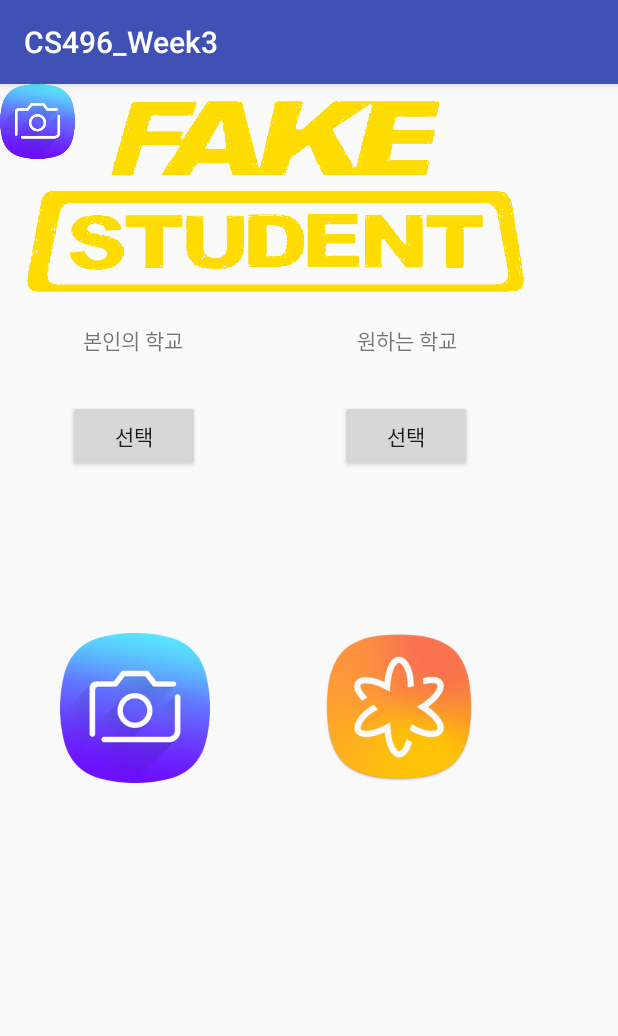
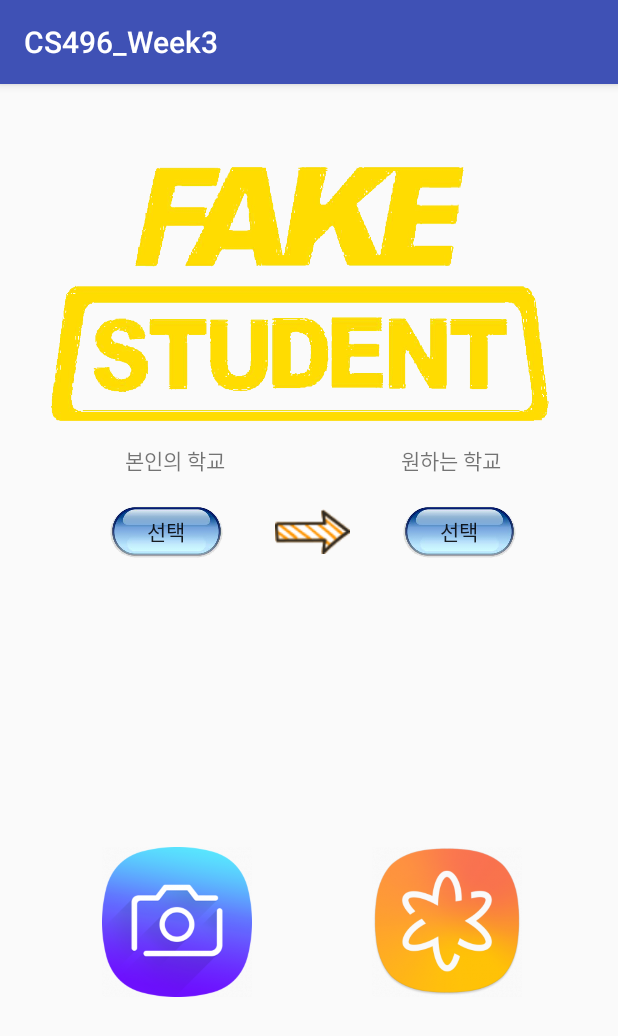
Before and after one commit to kreeos/CS496-week1, an Android app: the IDActivity screen opened directly, with no data from a screen before it, on a phone screen of 412 x 824 dp. Shown: the top 1036 px of the screen. Run offline under Robolectric (Android 15) with nearby library versions, the phone set to English and light mode, and no system bars; Roboto replaces fonts that are not available here.

Commit message:
final version control

```diff
--- a/app/src/main/java/com/example/q/cs496_week3/GalleryActivity.java
+++ b/app/src/main/java/com/example/q/cs496_week3/GalleryActivity.java
@@ -2,6 +2,7 @@ package com.example.q.cs496_week3;
 
 import android.app.Person;
 import android.content.Intent;
+import android.content.res.Resources;
 import android.graphics.Bitmap;
 import android.graphics.BitmapFactory;
 import android.graphics.Matrix;
@@ -15,6 +16,7 @@ import android.support.v4.content.FileProvider;
 import android.support.v7.app.AppCompatActivity;
 import android.os.Bundle;
 import android.util.Base64;
+import android.util.DisplayMetrics;
 import android.util.Log;
 import android.view.View;
 import android.widget.Button;
@@ -76,7 +78,7 @@ public class GalleryActivity extends AppCompatActivity {
                 Bitmap std_id_cropped = Bitmap.createScaledBitmap(cropped,2460,1560,true);
                 Bitmap std_pic = Bitmap.createBitmap(std_id_cropped, 1690,115,610,720);
                 Bitmap std_name = Bitmap.createBitmap(std_id_cropped,920,240,420,130);
-                Bitmap std_num = Bitmap.createBitmap(std_id_cropped,925,660,410,85);
+                Bitmap std_num = Bitmap.createBitmap(std_id_cropped,920,655,406,90);
 
                 Intent i = new Intent(getApplicationContext(), SwapActivity.class);
                 ByteArrayOutputStream bs = new ByteArrayOutputStream();
@@ -137,5 +139,4 @@ public class GalleryActivity extends AppCompatActivity {
 
 
 
-
 }
--- a/app/src/main/java/com/example/q/cs496_week3/IDActivity.java
+++ b/app/src/main/java/com/example/q/cs496_week3/IDActivity.java
@@ -5,6 +5,7 @@ import android.app.AlertDialog;
 import android.content.DialogInterface;
 import android.content.Intent;
 import android.content.pm.PackageManager;
+import android.content.res.Resources;
 import android.database.Cursor;
 import android.net.Uri;
 import android.os.Bundle;
@@ -12,20 +13,22 @@ import android.provider.MediaStore;
 import android.support.v4.app.ActivityCompat;
 import android.support.v4.content.ContextCompat;
 import android.support.v7.app.AppCompatActivity;
+import android.util.DisplayMetrics;
 import android.view.View;
 import android.widget.Button;
+import android.widget.ImageView;
 
 public class IDActivity extends AppCompatActivity{
     @Override
     protected void onCreate(Bundle savedInstanceState) {
         super.onCreate(savedInstanceState);
         setContentView(R.layout.activity_id);
-        Button bt_myschool = (Button) findViewById(R.id.bt_myschool);
-        Button bt_otherschool = (Button) findViewById(R.id.bt_otherschool);
+        final Button bt_myschool = (Button) findViewById(R.id.bt_myschool);
+        final Button bt_otherschool = (Button) findViewById(R.id.bt_otherschool);
         Button bt_camera = (Button) findViewById(R.id.bt_camera);
         Button bt_gallery = (Button) findViewById(R.id.bt_gallery);
-        Button bt_start_write = (Button) findViewById(R.id.bt_start_write);
-
+        ImageView idmain_logo = (ImageView) findViewById(R.id.idmain_logo);
+        idmain_logo.setMaxWidth((int) ScreenWidth());
 
         if (ContextCompat.checkSelfPermission(this, Manifest.permission.CAMERA) != PackageManager.PERMISSION_GRANTED) {
             ActivityCompat.requestPermissions(this, new String[] { Manifest.permission.CAMERA, Manifest.permission.WRITE_EXTERNAL_STORAGE }, 0);
@@ -53,6 +56,7 @@ public class IDActivity extends AppCompatActivity{
                             @Override
                             public void onClick(DialogInterface dialog, int which) {
                                 if(selectedIndex[0] == 0){
+                                    bt_myschool.setText(items[0]);
                                 }
                                 if(selectedIndex[0] == 1){
                                 }
@@ -96,6 +100,7 @@ public class IDActivity extends AppCompatActivity{
                             @Override
                             public void onClick(DialogInterface dialog, int which) {
                                 if(selectedIndex[0] == 0){
+                                    bt_otherschool.setText(items[0]);
                                 }
                                 if(selectedIndex[0] == 1){
                                 }
@@ -132,13 +137,6 @@ public class IDActivity extends AppCompatActivity{
             }
         });
 
-        bt_start_write.setOnClickListener(new View.OnClickListener() {
-            @Override
-            public void onClick(View view) {
-                Intent i = new Intent(getApplicationContext(), WriteActivity.class);
-                startActivity(i);
-            }
-        });
 
     }
 
@@ -172,4 +170,12 @@ public class IDActivity extends AppCompatActivity{
         }
 
     }
+
+    //function getting screen width
+    public float ScreenWidth(){
+        Resources resources = getApplicationContext().getResources();
+        DisplayMetrics dm = resources.getDisplayMetrics();
+        return dm.widthPixels;
+    }
+
 }
--- a/app/src/main/java/com/example/q/cs496_week3/SwapActivity.java
+++ b/app/src/main/java/com/example/q/cs496_week3/SwapActivity.java
@@ -72,7 +72,7 @@ public class SwapActivity extends AppCompatActivity{
 
 
 
-        Button bt_classify = findViewById(R.id.bt_classify);
+        final Button bt_classify = findViewById(R.id.bt_classify);
         bt_classify.setOnClickListener(new View.OnClickListener() {
             @Override
             public void onClick(View view) {
@@ -141,15 +141,14 @@ public class SwapActivity extends AppCompatActivity{
 
                 converted_id.setImageBitmap(mutableBitmap);
                 converted_id.setAlpha(255);
-
+                bt_classify.setEnabled(false);
             }
         });
 
         bt_back.setOnClickListener(new View.OnClickListener() {
             @Override
             public void onClick(View view) {
-                Intent i = new Intent(getApplicationContext(),MainActivity.class);
-                startActivity(i);
+                onBackPressed();
             }
         });
 
@@ -159,7 +158,7 @@ public class SwapActivity extends AppCompatActivity{
                 BitmapDrawable drawable = (BitmapDrawable) converted_id.getDrawable();
                 Bitmap bitmap = drawable.getBitmap();
                 MediaStore.Images.Media.insertImage(getContentResolver(), bitmap, "title", "descripton");
-                Toast.makeText(SwapActivity.this, "사진을 저장시켰습니다" , Toast.LENGTH_SHORT).show();
+                Toast.makeText(SwapActivity.this, "사진이 저장되었습니다" , Toast.LENGTH_SHORT).show();
             }
         });
 
--- a/app/src/main/res/layout/activity_id.xml
+++ b/app/src/main/res/layout/activity_id.xml
@@ -6,98 +6,124 @@
     android:layout_height="match_parent"
     tools:context=".MainActivity">
 
-    <LinearLayout
-        android:id="@+id/top_image"
-        android:layout_width="350dp"
-        android:layout_height="150dp">
+    <RelativeLayout
+        android:id="@+id/idmain"
+        android:layout_width="wrap_content"
+        android:layout_height="wrap_content"
+        android:layout_marginEnd="8dp"
+        android:layout_marginLeft="8dp"
+        android:layout_marginRight="8dp"
+        android:layout_marginStart="8dp"
+        android:layout_marginTop="40dp"
+        app:layout_constraintEnd_toEndOf="parent"
+        app:layout_constraintHorizontal_bias="0.444"
+        app:layout_constraintStart_toStartOf="parent"
+        app:layout_constraintTop_toTopOf="parent">
 
         <ImageView
+            android:id="@+id/idmain_logo"
             android:layout_width="377dp"
-            android:layout_height="wrap_content"
-            android:background="@drawable/fake_student" />
-    </LinearLayout>
+            android:layout_height="200dp"
+            android:background="@drawable/fake_student"
+            tools:layout_editor_absoluteX="4dp" />
+    </RelativeLayout>
 
     <RelativeLayout
         android:id="@+id/topmenu"
-        android:layout_width="360dp"
-        android:layout_height="150dp"
-        android:layout_marginTop="10dp"
-        app:layout_constraintTop_toBottomOf="@+id/top_image"
-        android:layout_alignParentBottom="true">
+        android:layout_width="361dp"
+        android:layout_height="117dp"
+        android:layout_marginEnd="8dp"
+        android:layout_marginLeft="8dp"
+        android:layout_marginRight="8dp"
+        android:layout_marginStart="8dp"
+        app:layout_constraintEnd_toEndOf="parent"
+        app:layout_constraintHorizontal_bias="0.571"
+        app:layout_constraintStart_toStartOf="parent"
+        app:layout_constraintTop_toBottomOf="@+id/idmain">
 
         <TextView
             android:layout_width="wrap_content"
             android:layout_height="wrap_content"
-            android:text="본인의 학교"
             android:layout_alignParentLeft="true"
             android:layout_alignParentStart="true"
-            android:layout_marginStart="55dp" />
+            android:layout_marginStart="55dp"
+            android:text="본인의 학교" />
+
         <TextView
             android:layout_width="wrap_content"
             android:layout_height="wrap_content"
+            android:layout_alignParentEnd="true"
             android:layout_alignParentRight="true"
-            android:text="원하는 학교"
-            android:layout_alignParentEnd="true"
-            android:layout_marginEnd="55dp" />
+            android:layout_marginEnd="55dp"
+            android:text="원하는 학교" />
 
         <Button
             android:id="@+id/bt_myschool"
-            android:layout_width="wrap_content"
-            android:layout_height="wrap_content"
+            android:layout_width="75dp"
+            android:layout_height="35dp"
             android:layout_alignParentStart="true"
             android:layout_centerVertical="true"
             android:layout_marginStart="45dp"
+            android:background="@drawable/bt_blue"
             android:text="선택" />
 
         <Button
             android:id="@+id/bt_otherschool"
-            android:layout_width="wrap_content"
-            android:layout_height="wrap_content"
+            android:layout_width="75dp"
+            android:layout_height="35dp"
             android:layout_alignParentEnd="true"
             android:layout_centerVertical="true"
             android:layout_marginEnd="45dp"
+            android:background="@drawable/bt_blue"
             android:text="선택" />
+
+        <Button
+            android:id="@+id/bt_arrow"
+            android:layout_width="50dp"
+            android:layout_height="30dp"
+            android:layout_centerInParent="true"
+            android:background="@drawable/arrow_yellow"
+            android:saveEnabled="false" />
     </RelativeLayout>
 
     <RelativeLayout
-        android:layout_width="356dp"
-        android:layout_height="212dp"
-        app:layout_constraintTop_toBottomOf="@id/topmenu"
-        tools:layout_editor_absoluteX="2dp"
-        tools:layout_editor_absoluteY="302dp">
+        android:id="@+id/layout_button"
+        android:layout_width="360dp"
+        android:layout_height="136dp"
+        android:layout_marginBottom="8dp"
+        android:layout_marginEnd="8dp"
+        android:layout_marginLeft="12dp"
+        android:layout_marginRight="8dp"
+        android:layout_marginStart="12dp"
+        app:layout_constraintBottom_toBottomOf="parent"
+        app:layout_constraintEnd_toEndOf="parent"
+        app:layout_constraintStart_toStartOf="parent"
+        app:layout_constraintTop_toBottomOf="@+id/topmenu">
 
         <Button
             android:id="@+id/bt_camera"
             android:layout_width="100dp"
             android:layout_height="100dp"
-            android:layout_marginLeft="12dp"
             android:layout_alignParentLeft="true"
             android:layout_alignParentStart="true"
             android:layout_centerVertical="true"
-            android:background="@drawable/camera"
-            android:layout_marginStart="40dp" />
+            android:layout_marginLeft="12dp"
+            android:layout_marginStart="40dp"
+            android:background="@drawable/camera" />
+
         <Button
             android:id="@+id/bt_gallery"
             android:layout_width="100dp"
             android:layout_height="100dp"
+            android:layout_alignParentEnd="true"
             android:layout_alignParentRight="true"
-            android:layout_alignParentEnd="true"
             android:layout_centerVertical="true"
-            android:background="@drawable/gallery"
+            android:layout_marginEnd="40dp"
             android:layout_marginRight="12dp"
-            android:layout_marginEnd="40dp" />
+            android:background="@drawable/gallery" />
 
     </RelativeLayout>
 
 
-    <Button
-        android:id="@+id/bt_start_write"
-        android:layout_width="50dp"
-        android:layout_height="50dp"
-        android:layout_marginLeft="12dp"
-        android:layout_alignParentLeft="true"
-        android:layout_alignParentStart="true"
-        android:layout_centerVertical="true"
-        android:background="@drawable/camera"
-        android:layout_marginStart="40dp" />
+
 </android.support.constraint.ConstraintLayout>
--- a/app/src/main/res/layout/activity_swap.xml
+++ b/app/src/main/res/layout/activity_swap.xml
@@ -6,16 +6,21 @@
     android:layout_width="match_parent"
     android:layout_height="match_parent">
 
-    <LinearLayout
-        android:id="@+id/toppart"
-        android:layout_width="wrap_content"
-        android:layout_height="wrap_content">
     <Button
         android:id="@+id/bt_classify"
         android:layout_width="wrap_content"
         android:layout_height="wrap_content"
-        android:text="Classify"/>
-    </LinearLayout>
+        android:layout_centerInParent="true"
+        android:layout_marginEnd="8dp"
+        android:layout_marginLeft="8dp"
+        android:layout_marginRight="8dp"
+        android:layout_marginStart="8dp"
+        android:layout_marginTop="8dp"
+        android:gravity="center"
+        android:text="바꾸기!"
+        app:layout_constraintEnd_toEndOf="parent"
+        app:layout_constraintStart_toStartOf="parent"
+        app:layout_constraintTop_toTopOf="parent" />
 
 
     <ImageView
@@ -23,7 +28,8 @@
         android:layout_width="350dp"
         android:layout_height="313dp"
         app:srcCompat="@drawable/korea_temp"
-        android:layout_marginTop="50dp"/>
+        app:layout_constraintTop_toBottomOf="@id/bt_classify"
+        android:layout_marginTop="10dp"/>
 
 
     <RelativeLayout
```
Also changed, not shown: app/src/main/res/drawable/arrow_yellow.png (added), app/src/main/res/drawable/bt_blue.png (added).
